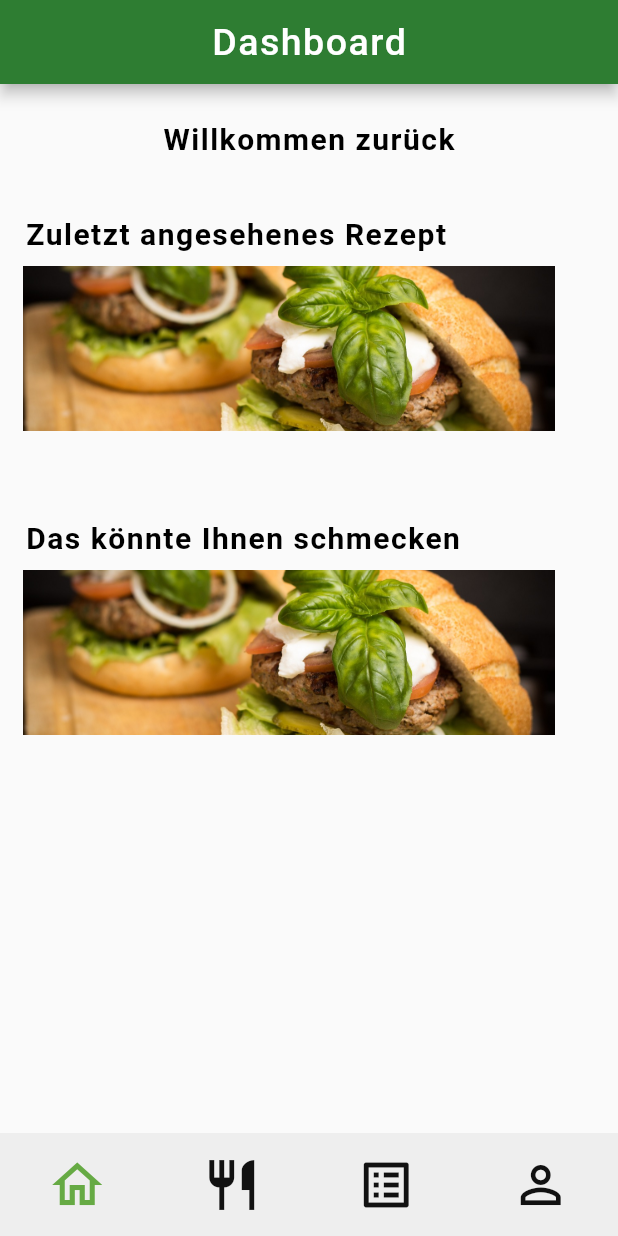
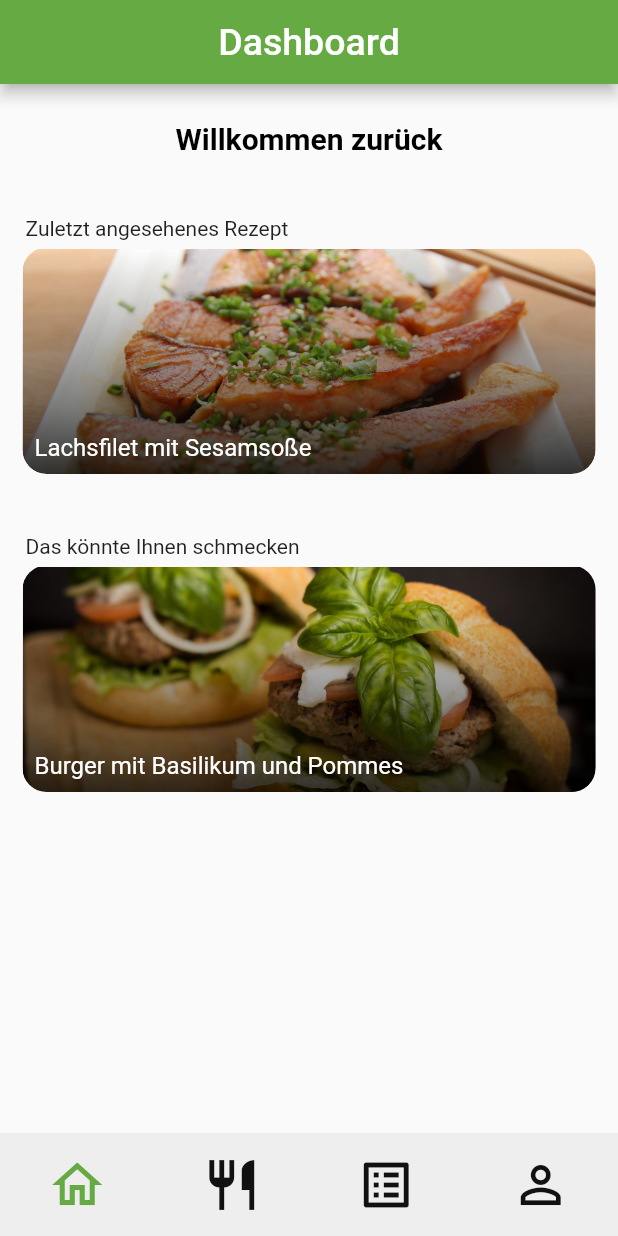
Before and after one commit to kit-recipe-app/front-end, a Flutter app: the screen it shows after launch, on a phone screen of 412 x 824 dp. Run offline on Flutter 3.47's test engine with Material 2 defaults, Android fonts, the light colour scheme and no system bars.

Commit message:
updated main page

```diff
--- a/flutter_frontend_recipes/lib/constants/font_styles.dart
+++ b/flutter_frontend_recipes/lib/constants/font_styles.dart
@@ -18,14 +18,14 @@ class FontStyles {
   // das ist für texte in den AppBars
   static TextStyle appBarText = const TextStyle(
     fontSize: 25,
-    letterSpacing: 1,
+    letterSpacing: 0,
     color: Colors.white,
   );
 
   // das ist ein Text für einen Titel, der entweder Titel einer Liste oder eines Rezeptes ist
   static TextStyle titleText = const TextStyle(
     fontSize: 20,
-    letterSpacing: 1,
+    letterSpacing: 0,
     color: Colors.black,
     fontWeight: FontWeight.bold,
   );
--- a/flutter_frontend_recipes/lib/content_examples/recipe_examples.dart
+++ b/flutter_frontend_recipes/lib/content_examples/recipe_examples.dart
@@ -4,7 +4,7 @@ import 'package:flutter_frontend_recipes/types/recipe.dart';
 class RecipeExamples {
   static RARecipe testRecipe1 = RARecipe(
     picture: 'assets/example_pictures/hamburger.jpg',
-    title: "Burger mit Basilikum und heheh",
+    title: "Burger mit Basilikum und Pommes",
     description:
         "Ein gewöhnlicher Burger mit dem gewissen etwas. Basilikum verschönert nicht nur, sondern gibt dem Burger seinen ganz eigenen Character",
     ingredients: [
--- a/flutter_frontend_recipes/lib/pages/feed/actual-main-feed.dart
+++ /dev/null
@@ -1,73 +0,0 @@
-import 'package:flutter/material.dart';
-import 'package:flutter_frontend_recipes/constants/color_styles.dart';
-import 'package:flutter_frontend_recipes/constants/font_styles.dart';
-import 'package:flutter_frontend_recipes/pages/feed/recommended-recipe-card.dart';
-
-import 'last-recipe-card.dart';
-
-class MainFeed extends StatefulWidget {
-  const MainFeed({Key? key}) : super(key: key);
-
-  @override
-  State<MainFeed> createState() => _MainFeedState();
-}
-
-class _MainFeedState extends State<MainFeed> {
-  String title = 'Dashboard';
-  String welcome = 'Willkommen zurück';
-  String lastSeen = 'Zuletzt angesehenes Rezept';
-  String recommended = 'Das könnte Ihnen schmecken';
-
-  @override
-  Widget build(BuildContext context) {
-    return Scaffold(
-      appBar: AppBar(
-        centerTitle: true,
-        backgroundColor: RecipeAppColorStyles.appBarBGColor,
-        title: Text(
-          title,
-          style: FontStyles.appBarText,
-        ),
-      ),
-      body: Padding(
-        padding: const EdgeInsets.all(15.0),
-        child: Column(
-          crossAxisAlignment: CrossAxisAlignment.start,
-          children: [
-            Row(
-              mainAxisAlignment: MainAxisAlignment.center,
-              children: [
-                Padding(
-                  padding: const EdgeInsets.all(10),
-                  child: Text(
-                    welcome,
-                    style: FontStyles.titleText,
-                  ),
-                ),
-              ],
-            ),
-            Padding(
-              padding: const EdgeInsets.fromLTRB(2, 30, 0, 10),
-              child: Text(
-                lastSeen,
-                style: FontStyles.titleText,
-              ),
-            ),
-            LastSeenRecipe().card,
-            const SizedBox(
-              height: 40,
-            ),
-            Padding(
-              padding: const EdgeInsets.fromLTRB(2, 20, 0, 10),
-              child: Text(
-                recommended,
-                style: FontStyles.titleText,
-              ),
-            ),
-            RecommendedRecipe().card,
-          ],
-        ),
-      ),
-    );
-  }
-}
--- a/flutter_frontend_recipes/lib/pages/feed/last-recipe-card.dart
+++ /dev/null
@@ -1,13 +0,0 @@
-import 'package:flutter/material.dart';
-
-class LastSeenRecipe {
-  // Bild ist nur Platzhalter
-  SizedBox card = const SizedBox(
-    height: 110,
-    width: 355,
-    child: Image(
-      fit: BoxFit.fitWidth,
-      image: AssetImage('assets/example_pictures/hamburger.jpg'),
-    ),
-  );
-}
--- a/flutter_frontend_recipes/lib/pages/feed/main-page-feed.dart
+++ b/flutter_frontend_recipes/lib/pages/feed/main-page-feed.dart
@@ -1,12 +1,71 @@
 import 'package:flutter/material.dart';
+import 'package:flutter_frontend_recipes/constants/color_styles.dart';
+import 'package:flutter_frontend_recipes/constants/font_styles.dart';
+import 'package:flutter_frontend_recipes/content_examples/recipe_examples.dart';
+import 'package:flutter_frontend_recipes/pages/feed/recipe_card.dart';
 
-class MainPageFeed extends StatelessWidget {
-  const MainPageFeed({super.key});
+
+class MainFeed extends StatefulWidget {
+  const MainFeed({Key? key}) : super(key: key);
+
+  @override
+  State<MainFeed> createState() => _MainFeedState();
+}
+
+class _MainFeedState extends State<MainFeed> {
+  String title = 'Dashboard';
+  String welcome = 'Willkommen zurück';
+  String lastSeen = 'Zuletzt angesehenes Rezept';
+  String recommended = 'Das könnte Ihnen schmecken';
 
   @override
   Widget build(BuildContext context) {
-    return const Center(
-      child: Text("feed screen"),
+    return Scaffold(
+      appBar: AppBar(
+        centerTitle: true,
+        backgroundColor: RecipeAppColorStyles.navigationBarSelectedIconColor,
+        title: Text(
+          title,
+          style: FontStyles.appBarText,
+        ),
+      ),
+      body: Padding(
+        padding: const EdgeInsets.all(15.0),
+        child: Column(
+          crossAxisAlignment: CrossAxisAlignment.start,
+          children: [
+            Row(
+              mainAxisAlignment: MainAxisAlignment.center,
+              children: [
+                Padding(
+                  padding: const EdgeInsets.all(10),
+                  child: Text(
+                    welcome,
+                    style: FontStyles.titleText,
+                  ),
+                ),
+              ],
+            ),
+            Padding(
+              padding: const EdgeInsets.fromLTRB(2, 30, 0, 5),
+              child: Text(
+                lastSeen,
+                //style: FontStyles.titleText,
+              ),
+            ),
+            RecipeCard(recipe: RecipeExamples.testRecipe2),
+
+            Padding(
+              padding: const EdgeInsets.fromLTRB(2, 40, 0, 5),
+              child: Text(
+                recommended,
+                //style: FontStyles.titleText,
+              ),
+            ),
+           RecipeCard(recipe: RecipeExamples.testRecipe1),
+          ],
+        ),
+      ),
     );
   }
 }
--- /dev/null
+++ b/flutter_frontend_recipes/lib/pages/feed/recipe_card.dart
@@ -0,0 +1,69 @@
+import 'package:flutter/material.dart';
+import 'package:flutter_frontend_recipes/pages/recipes/recipe_overview.dart';
+import 'package:flutter_frontend_recipes/types/recipe.dart';
+
+class RecipeCard extends StatelessWidget {
+  final RARecipe recipe;
+
+  const RecipeCard({required this.recipe, super.key});
+
+  @override
+  Widget build(BuildContext context) {
+    return GestureDetector(
+      onTap: () {
+        Navigator.push(
+          context,
+          MaterialPageRoute(
+              builder: (context) => RecipeOverview(recipe: recipe)),
+        );
+      },
+      child: ClipRRect(
+        borderRadius: BorderRadius.circular(16),
+        child: Stack(
+          alignment: Alignment.bottomLeft,
+          children: <Widget>[
+            Image.asset(
+              recipe.picture,
+              width: MediaQuery.of(context).size.width,
+              height: 150,
+              fit: BoxFit.cover,
+            ),
+            Container(
+                padding: EdgeInsets.fromLTRB(8, 8, 8, 0),
+                alignment: Alignment.bottomLeft,
+                decoration: BoxDecoration(
+                  gradient: LinearGradient(
+                    begin: Alignment.bottomCenter,
+                    end: Alignment.topCenter,
+                    stops: const [
+                      0,
+                      0.3,
+                      1,
+                    ],
+                    colors: [
+                      Colors.black.withOpacity(0.8),
+                      Colors.black.withOpacity(0.5),
+                      Colors.black.withOpacity(0),
+                    ],
+                  ),
+                  borderRadius: const BorderRadius.all(
+                    Radius.circular(16),
+                  ),
+                ),
+                child: const SizedBox(height: 143)),
+            Padding(
+                padding: const EdgeInsets.all(8.0),
+                child: Text(
+                  recipe.title,
+                  style: const TextStyle(
+                    //fontWeight: FontWeight.bold,
+                    fontSize: 16,
+                    color: Colors.white,
+                  ),
+                )),
+          ],
+        ),
+      ),
+    );
+  }
+}
--- a/flutter_frontend_recipes/lib/pages/feed/recommended-recipe-card.dart
+++ /dev/null
@@ -1,13 +0,0 @@
-import 'package:flutter/material.dart';
-
-class RecommendedRecipe {
-  // Bild ist nur Platzhalter
-  SizedBox card = const SizedBox(
-    height: 110,
-    width: 355,
-    child: Image(
-      fit: BoxFit.fitWidth,
-      image: AssetImage('assets/example_pictures/hamburger.jpg'),
-    ),
-  );
-}
--- a/flutter_frontend_recipes/lib/recipe_app.dart
+++ b/flutter_frontend_recipes/lib/recipe_app.dart
@@ -1,7 +1,7 @@
 import 'package:flutter/material.dart';
 import 'package:flutter_frontend_recipes/constants/color_styles.dart';
 import 'package:flutter_frontend_recipes/layout/bottom_navigation_bar_recipe_app.dart';
-import 'package:flutter_frontend_recipes/pages/feed/actual-main-feed.dart';
+import 'package:flutter_frontend_recipes/pages/feed/main-page-feed.dart';
 import 'package:flutter_frontend_recipes/pages/profile/main-page-profile.dart';
 import 'package:flutter_frontend_recipes/pages/recipes/main_page_recipes.dart';
 import 'package:flutter_frontend_recipes/pages/shopping-lists/main-page-shopping-lists.dart';
```
